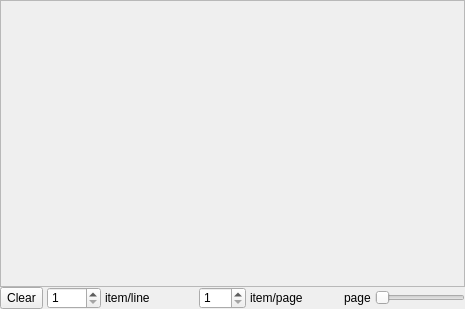
Above: resources/ui/browser.ui from flegac/qt-widgets before the change. Below: the same form after it.
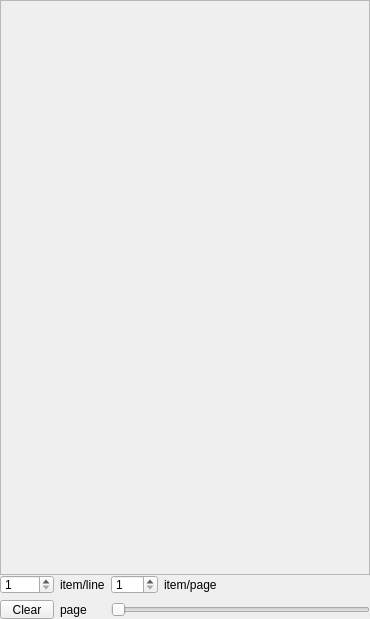
That is the form after the change.

Commit message: feat: refacto BrowserWidget

Diff of the .ui file:
```diff
--- a/resources/ui/browser.ui
+++ b/resources/ui/browser.ui
@@ -6,8 +6,8 @@
    <rect>
     <x>0</x>
     <y>0</y>
-    <width>465</width>
-    <height>309</height>
+       <width>370</width>
+       <height>619</height>
    </rect>
   </property>
   <property name="windowTitle">
@@ -64,8 +64,8 @@
         <rect>
          <x>0</x>
          <y>0</y>
-         <width>463</width>
-         <height>285</height>
+               <width>368</width>
+               <height>573</height>
         </rect>
        </property>
        <property name="sizePolicy">
@@ -129,13 +129,10 @@
       <property name="maximumSize">
        <size>
         <width>16777215</width>
-        <height>22</height>
+           <height>44</height>
        </size>
       </property>
-      <layout class="QHBoxLayout" name="horizontalLayout_2">
-       <property name="spacing">
-        <number>4</number>
-       </property>
+         <layout class="QGridLayout" name="gridLayout">
        <property name="leftMargin">
         <number>0</number>
        </property>
@@ -148,7 +145,27 @@
        <property name="bottomMargin">
         <number>0</number>
        </property>
-       <item>
+             <item row="1" column="2" colspan="4">
+                 <widget class="QSlider" name="pageSelector">
+                     <property name="sizePolicy">
+                         <sizepolicy hsizetype="Expanding" vsizetype="Minimum">
+                             <horstretch>0</horstretch>
+                             <verstretch>0</verstretch>
+                         </sizepolicy>
+                     </property>
+                     <property name="orientation">
+                         <enum>Qt::Horizontal</enum>
+                     </property>
+                 </widget>
+             </item>
+             <item row="1" column="1">
+                 <widget class="QLabel" name="pageIndex">
+                     <property name="text">
+                         <string>page</string>
+                     </property>
+                 </widget>
+             </item>
+             <item row="1" column="0">
         <widget class="QToolButton" name="clearButton">
          <property name="sizePolicy">
           <sizepolicy hsizetype="Minimum" vsizetype="Minimum">
@@ -161,7 +178,7 @@
          </property>
         </widget>
        </item>
-       <item>
+             <item row="0" column="0">
         <widget class="QSpinBox" name="itemPerLine">
          <property name="sizePolicy">
           <sizepolicy hsizetype="Minimum" vsizetype="Minimum">
@@ -183,10 +200,10 @@
          </property>
         </widget>
        </item>
-       <item>
+             <item row="0" column="1">
         <widget class="QLabel" name="itemPerLineLabel">
          <property name="sizePolicy">
-          <sizepolicy hsizetype="MinimumExpanding" vsizetype="Minimum">
+                         <sizepolicy hsizetype="Minimum" vsizetype="Minimum">
            <horstretch>0</horstretch>
            <verstretch>0</verstretch>
           </sizepolicy>
@@ -196,7 +213,7 @@
          </property>
         </widget>
        </item>
-       <item>
+             <item row="0" column="2">
         <widget class="QSpinBox" name="itemPerPage">
          <property name="sizePolicy">
           <sizepolicy hsizetype="Minimum" vsizetype="Minimum">
@@ -218,7 +235,7 @@
          </property>
         </widget>
        </item>
-       <item>
+             <item row="0" column="3">
         <widget class="QLabel" name="itemPerPageLabel">
          <property name="sizePolicy">
           <sizepolicy hsizetype="MinimumExpanding" vsizetype="Minimum">
@@ -231,26 +248,6 @@
          </property>
         </widget>
        </item>
-       <item>
-        <widget class="QLabel" name="pageIndex">
-         <property name="text">
-          <string>page</string>
-         </property>
-        </widget>
-       </item>
-       <item>
-        <widget class="QSlider" name="pageSelector">
-         <property name="sizePolicy">
-          <sizepolicy hsizetype="Expanding" vsizetype="Minimum">
-           <horstretch>0</horstretch>
-           <verstretch>0</verstretch>
-          </sizepolicy>
-         </property>
-         <property name="orientation">
-          <enum>Qt::Horizontal</enum>
-         </property>
-        </widget>
-       </item>
       </layout>
      </widget>
     </widget>
```
Lines whose indentation alone changed are shown as unchanged. The commit also changes 4 other files.
